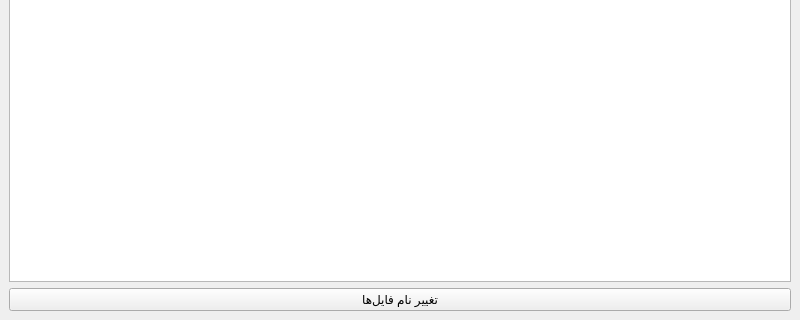
Qt form src/NameGenie.ui (AminAskariX/NameGenie) before a commit; both pictures show x 0 to 800 and y 280 to 600 of the 800 by 600 pixel window.
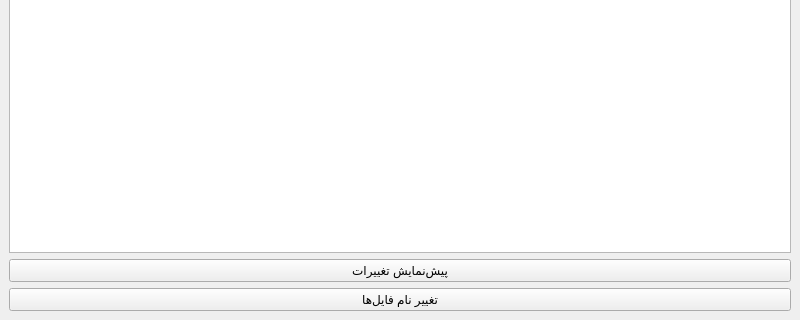
The same form after that commit.

Commit message: fix: separate preview from safe batch rename

Patch:
```diff
--- a/src/NameGenie.ui
+++ b/src/NameGenie.ui
@@ -63,6 +63,9 @@
       </property>
      </widget>
     </item>
+    <item>
+     <widget class="QPushButton" name="previewButton"><property name="text"><string>پیش‌نمایش تغییرات</string></property></widget>
+    </item>
     <item>
      <widget class="QPushButton" name="startRenamingButton">
       <property name="text">
```
